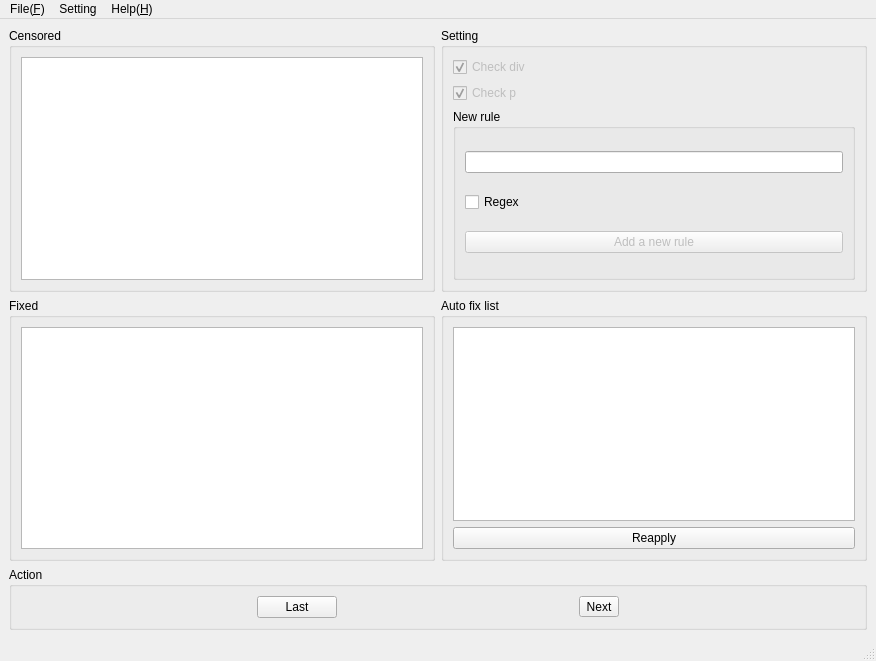
The window that MainWindow.ui (NekoGirlSAIKOU/EpubFixCensorship) describes before a commit, drawn with Qt 5.
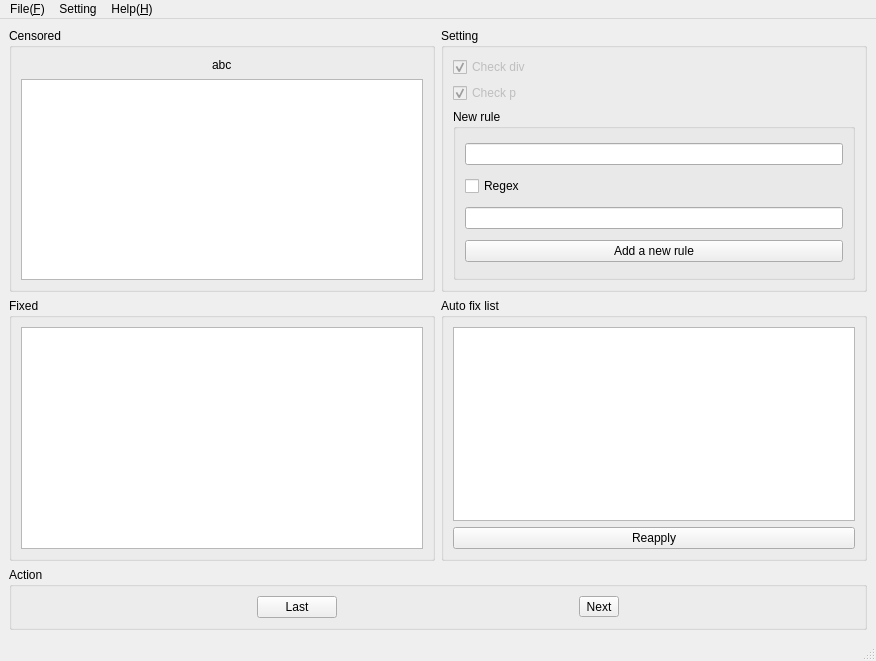
The same window after the commit.

Commit message: Add new rule support and prepare to have chapter title support

```diff
--- a/MainWindow.ui
+++ b/MainWindow.ui
@@ -51,7 +51,26 @@
       <property name="title">
        <string>Censored</string>
       </property>
-      <layout class="QHBoxLayout" name="horizontalLayout">
+      <layout class="QVBoxLayout" name="verticalLayout_5">
+       <item>
+        <widget class="QLineEdit" name="lineEdit">
+         <property name="styleSheet">
+          <string notr="true">background:transparent</string>
+         </property>
+         <property name="text">
+          <string>abc</string>
+         </property>
+         <property name="frame">
+          <bool>false</bool>
+         </property>
+         <property name="alignment">
+          <set>Qt::AlignCenter</set>
+         </property>
+         <property name="readOnly">
+          <bool>true</bool>
+         </property>
+        </widget>
+       </item>
        <item>
         <widget class="QPlainTextEdit" name="censored_text">
          <property name="textInteractionFlags">
@@ -110,10 +129,13 @@
             </property>
            </widget>
           </item>
+          <item>
+           <widget class="QLineEdit" name="new_rule_replacement"/>
+          </item>
           <item>
            <widget class="QPushButton" name="add_new_rule">
             <property name="enabled">
-             <bool>false</bool>
+             <bool>true</bool>
             </property>
             <property name="text">
              <string>Add a new rule</string>
```
Left out of the diff: 8 changed lines with no effect on the pictures. The commit also changes 1 other file.
